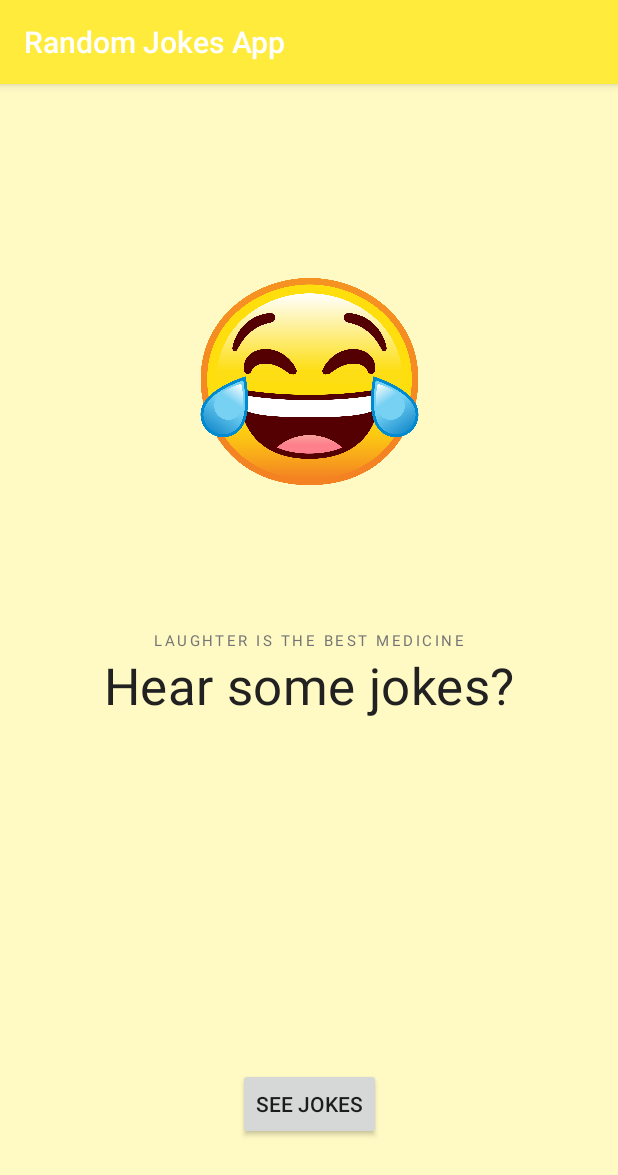
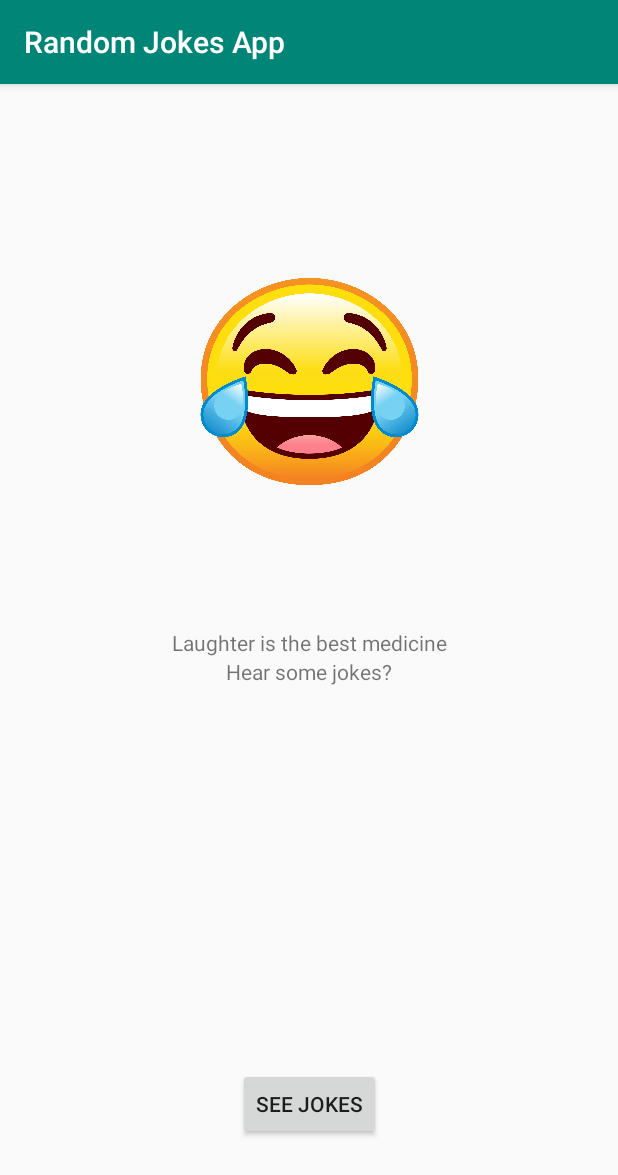
Before and after one commit to rohan-kadkol/Android-Developer-Essentials-5-Random-Jokes-App, an Android app: the screen it shows after launch (MainActivity), on a phone screen of 412 x 824 dp. Shown: the top 1175 px of the screen. Run offline under Robolectric (Android 15) with nearby library versions, the phone set to English and light mode, and no system bars.

Commit message:
StarterCode with unnumbered TODOs

```diff
--- a/app/build.gradle
+++ b/app/build.gradle
@@ -27,5 +27,5 @@ dependencies {
     androidTestImplementation 'androidx.test.ext:junit:1.1.0'
     androidTestImplementation 'androidx.test.espresso:espresso-core:3.1.1'
 
-    implementation 'com.google.android.material:material:1.1.0'
+    // TODO: Add the Material Design dependency (https://material.io/develop/android/docs/getting-started)
 }
--- a/app/src/main/java/com/rohankadkol/randomjokeapp5/MainActivity.java
+++ b/app/src/main/java/com/rohankadkol/randomjokeapp5/MainActivity.java
@@ -15,11 +15,10 @@ public class MainActivity extends AppCompatActivity {
         super.onCreate(savedInstanceState);
         setContentView(R.layout.activity_main);
 
-        JokeHelper.initializeJokes(this);
+        // TODO: Initialize jokes
     }
 
     public void onBtnSeeJokesClicked(View view) {
-        Intent intent = new Intent(this, JokesActivity.class);
-        startActivity(intent);
+        // TODO: Use intents to go to the JokesActivity
     }
 }
--- a/app/src/main/res/layout/activity_jokes.xml
+++ b/app/src/main/res/layout/activity_jokes.xml
@@ -4,23 +4,23 @@
     xmlns:tools="http://schemas.android.com/tools"
     android:layout_width="match_parent"
     android:layout_height="match_parent"
-    android:background="@color/primary_light"
     tools:context=".JokesActivity">
+    <!--TODO: Change the background color to primary-light-->
 
+    <!--TODO: Make a string resource for the text-->
     <Button
         android:id="@+id/button2"
         android:layout_width="wrap_content"
         android:layout_height="wrap_content"
         android:layout_marginBottom="64dp"
         android:onClick="onBtnNextJokeClicked"
-        android:text="@string/jokes_activity_button"
+        android:text="Next joke"
         app:layout_constraintBottom_toBottomOf="parent"
         app:layout_constraintEnd_toEndOf="parent"
         app:layout_constraintStart_toStartOf="parent" />
 
     <TextView
         android:id="@+id/tv_joke"
-        style="@style/TextAppearance.MaterialComponents.Headline5"
         android:layout_width="0dp"
         android:layout_height="0dp"
         android:layout_marginStart="16dp"
--- a/app/src/main/res/layout/activity_main.xml
+++ b/app/src/main/res/layout/activity_main.xml
@@ -4,8 +4,8 @@
     xmlns:tools="http://schemas.android.com/tools"
     android:layout_width="match_parent"
     android:layout_height="match_parent"
-    android:background="@color/primary_light"
     tools:context=".MainActivity">
+    <!--TODO: Change the background color to primary-light-->
 
     <ImageView
         android:id="@+id/imageView"
@@ -18,39 +18,42 @@
         app:layout_constraintVertical_bias="0.2"
         app:srcCompat="@drawable/laugh_cry_emoji" />
 
+    <!--TODO: Make a string resource for the text-->
+    <!--TODO: Change the style property to your preferred Material text style-->
     <TextView
         android:id="@+id/textView"
-        style="@style/TextAppearance.MaterialComponents.Overline"
         android:layout_width="wrap_content"
         android:layout_height="wrap_content"
         android:layout_marginTop="16dp"
-        android:text="@string/main_activity_overline"
-        android:textColor="@color/secondary_text"
+        android:text="Laughter is the best medicine"
         app:layout_constraintBottom_toBottomOf="parent"
         app:layout_constraintEnd_toEndOf="parent"
         app:layout_constraintStart_toStartOf="parent"
         app:layout_constraintTop_toBottomOf="@+id/imageView"
         app:layout_constraintVertical_bias="0.16000003" />
 
+    <!--TODO: Make a string resource for the text-->
+    <!--TODO: Change the style property to your preferred Material text style-->
+    <!--TODO: Constrain the left and right of this TextView to the left and right of the above TextView (anchor view)-->
     <TextView
         android:id="@+id/textView2"
-        style="@style/TextAppearance.MaterialComponents.Headline4"
         android:layout_width="wrap_content"
         android:layout_height="wrap_content"
-        android:text="@string/main_activity_title"
-        android:textColor="@color/primary_text"
-        app:layout_constraintEnd_toEndOf="@+id/textView"
-        app:layout_constraintStart_toStartOf="@+id/textView"
+        android:text="Hear some jokes?"
+        app:layout_constraintEnd_toEndOf="parent"
+        app:layout_constraintStart_toStartOf="parent"
         app:layout_constraintTop_toBottomOf="@+id/textView" />
 
+    <!--TODO: Make a string resource for the text-->
+    <!--TODO: Constrain the left and right of this TextView to the left and right of the top-most TextView (anchor view)-->
     <Button
         android:id="@+id/button"
         android:layout_width="wrap_content"
         android:layout_height="wrap_content"
         android:layout_marginBottom="64dp"
         android:onClick="onBtnSeeJokesClicked"
-        android:text="@string/main_activity_button"
+        android:text="See jokes"
         app:layout_constraintBottom_toBottomOf="parent"
-        app:layout_constraintEnd_toEndOf="@+id/textView"
-        app:layout_constraintStart_toStartOf="@+id/textView" />
+        app:layout_constraintEnd_toEndOf="parent"
+        app:layout_constraintStart_toStartOf="parent" />
 </androidx.constraintlayout.widget.ConstraintLayout>
--- a/app/src/main/res/values/colors.xml
+++ b/app/src/main/res/values/colors.xml
@@ -1,23 +1,6 @@
 <?xml version="1.0" encoding="utf-8"?>
 <resources>
-<!--    <color name="primary">#673AB7</color>-->
-<!--    <color name="primary_dark">#512DA8</color>-->
-<!--    <color name="primary_light">#D1C4E9</color>-->
-<!--    <color name="accent">#FFEB3B</color>-->
-<!--    <color name="primary_text">#212121</color>-->
-<!--    <color name="secondary_text">#757575</color>-->
-<!--    <color name="icons">#FFFFFF</color>-->
-<!--    <color name="divider">#BDBDBD</color>-->
-
-<!--    <color name="accent_background">#FFF9C4</color>-->
-
-    <color name="primary">#FFEB3B</color>
-    <color name="primary_dark">#FBC02D</color>
-    <color name="primary_light">#FFF9C4</color>
-    <color name="accent">#7C4DFF</color>
-    <color name="primary_text">#212121</color>
-    <color name="secondary_text">#757575</color>
-    <color name="icons">#212121</color>
-    <color name="divider">#BDBDBD</color>
-
+    <color name="colorPrimary">#008577</color>
+    <color name="colorPrimaryDark">#00574B</color>
+    <color name="colorAccent">#D81B60</color>
 </resources>
--- a/app/src/main/res/values/strings.xml
+++ b/app/src/main/res/values/strings.xml
@@ -1,24 +1,4 @@
 <resources>
     <string name="app_name">Random Jokes App</string>
     <string name="jokes_activity_title">Jokes</string>
-    <string name="main_activity_overline">Laughter is the best medicine</string>
-    <string name="main_activity_title">Hear some jokes?</string>
-    <string name="main_activity_button">See jokes</string>
-    <string name="jokes_activity_button">Next joke</string>
-
-<!--Jokes from Google Home's "tell me a joke" feature-->
-    <string-array name="jokes">
-        <item>Why you shouldn\'t write with a broken pencil?\n\n\n\n… because it\'s pointless</item>
-        <item>What happens when a frog\'s car breaks?\n\n\n\n… it gets toad</item>
-        <item>What do you get when you put a vest on an alligator?\n\n\n\n… an investigator</item>
-        <item>Why was the stadium so cool?\n\n\n\n… it was filled with fans</item>
-        <item>Did you hear about the two antennas that got married?\n\n\n\n… the ceremony was okay, but, the reception was great!</item>
-        <item>Why was the cheetah so bad at hide and seek?\n\n\n\n… no matter where she hid, she was always spotted</item>
-        <item>What does a nosy pepper do?\n\n\n\n… it gets jalapeno business</item>
-        <item>Why does a duck have tail feathers?\n\n\n\n… to cover its butt-quack</item>
-        <item>What did the teacher do with her students\' report on the history of cheese?\n\n\n\n… she grated it</item>
-        <item>What do cats eat for breakfast?\n\n\n\n… mice-krispies</item>
-        <item>Why didn\'t the melons get married?\n\n\n\n… because they can\'t elope</item>
-        <item>What do clouds wear under their shorts?\n\n\n\n… thunder-pants</item>
-    </string-array>
 </resources>
--- a/app/src/main/res/values/styles.xml
+++ b/app/src/main/res/values/styles.xml
@@ -3,9 +3,9 @@
     <!-- Base application theme. -->
     <style name="AppTheme" parent="Theme.AppCompat.Light.DarkActionBar">
         <!-- Customize your theme here. -->
-        <item name="colorPrimary">@color/primary</item>
-        <item name="colorPrimaryDark">@color/primary_dark</item>
-        <item name="colorAccent">@color/accent</item>
+        <item name="colorPrimary">@color/colorPrimary</item>
+        <item name="colorPrimaryDark">@color/colorPrimaryDark</item>
+        <item name="colorAccent">@color/colorAccent</item>
     </style>
 
 </resources>
```
Also changed, not shown: app/src/main/java/com/rohankadkol/randomjokeapp5/JokesActivity.java (+2 -11 lines), app/src/main/java/com/rohankadkol/randomjokeapp5/data/JokeHelper.java (+18 -2 lines), 1 other file.
